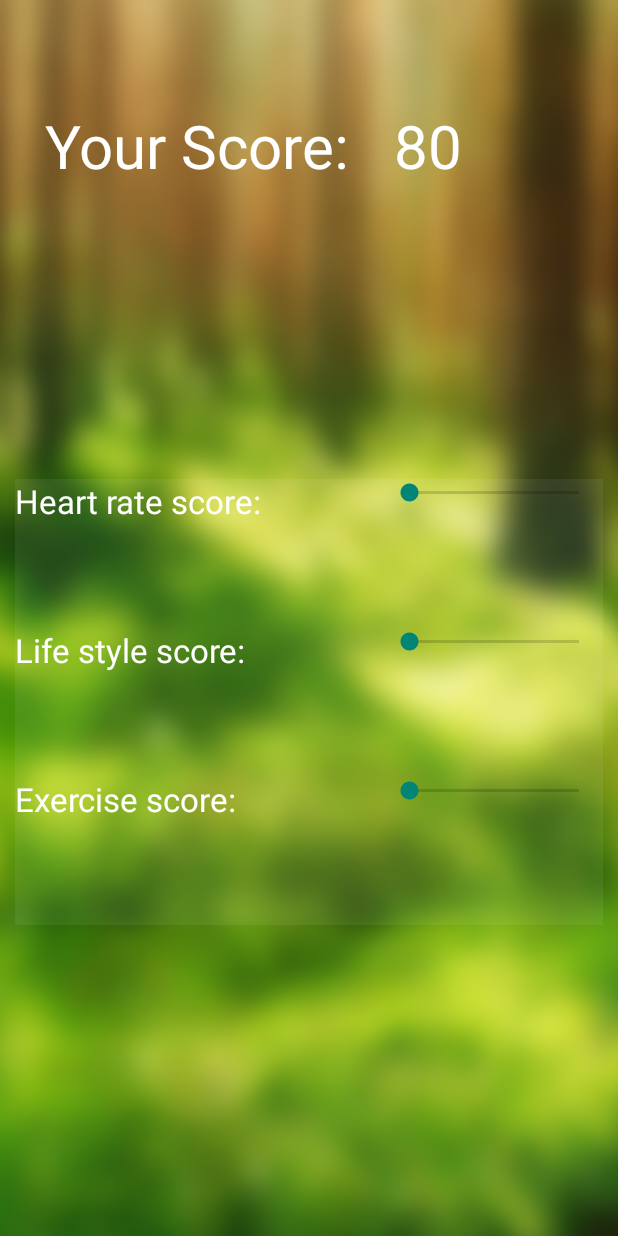
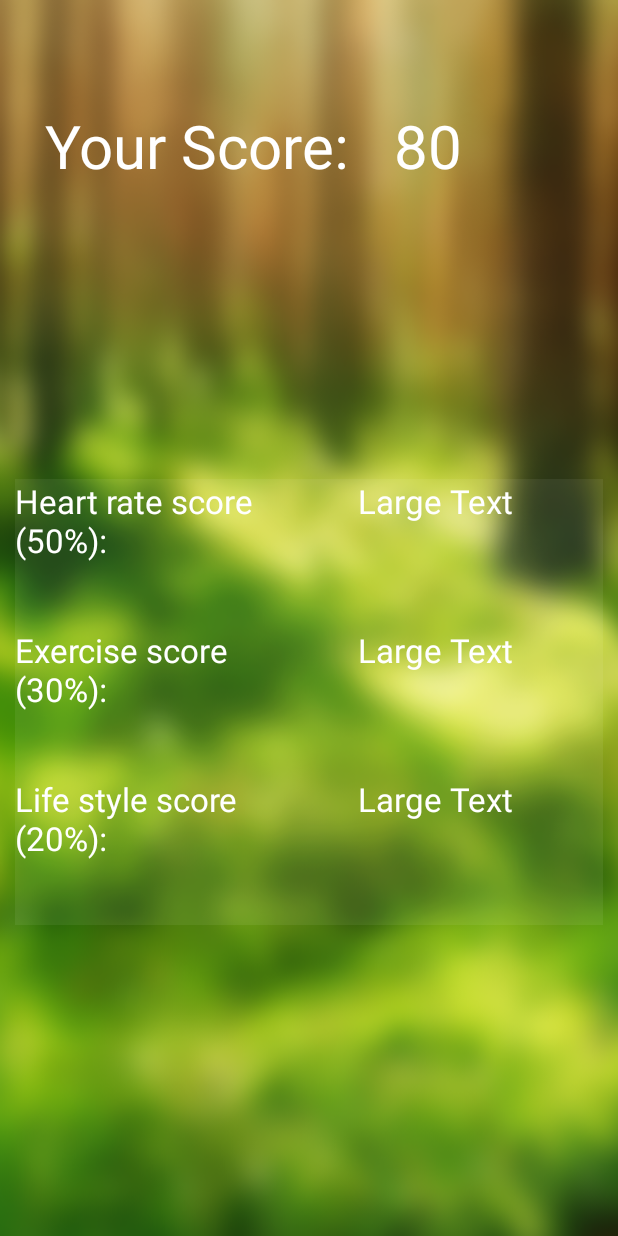
Before and after one commit to aahung/IntoHeart, an Android app: the layout marking.xml on its own in the app's theme, with its tools: preview values and no code run, on a phone screen of 412 x 824 dp. Run offline under Robolectric (Android 15) with nearby library versions, the phone set to English and light mode, and no system bars.

Commit message:
1.修改AndroidManifest 获取电话权限和注册MarkingActivity 2.修改marking layout 3.修改RankingActivity 插入button click链接至marking

```diff
--- a/IntoHeart/app/src/main/AndroidManifest.xml
+++ b/IntoHeart/app/src/main/AndroidManifest.xml
@@ -33,6 +33,9 @@
         </activity>
 
         <activity android:name=".MainActivity"></activity>
+        <activity android:name=".MarkingActivity"></activity>
+
+        <uses-permission  android:name="android.permission.CALL_PHONE" />
 
         <service
             android:name=".BLE.BluetoothLeService"
--- a/IntoHeart/app/src/main/java/ee3316/intoheart/RankingFragment.java
+++ b/IntoHeart/app/src/main/java/ee3316/intoheart/RankingFragment.java
@@ -66,7 +66,18 @@ public class RankingFragment extends Fragment {
         View rootView = inflater.inflate(R.layout.fragment_ranking, container, false);
         setHasOptionsMenu(true);
         connector = new Connector();
-        ButterKnife.inject(this, rootView);
+
+        ButterKnife.inject(this,rootView);
+        Button btn=(Button)rootView.findViewById(R.id.see_detail);
+        btn.setOnClickListener(new View.OnClickListener() {
+            @Override
+            public void onClick(View v) {
+                Intent intent=new Intent();
+                intent.setClass(getActivity().getApplicationContext(),MarkingActivity.class);
+                getActivity().startActivity(intent);
+            }
+        });
+
         userStore = new UserStore(getActivity());
         getRank();
         getRequest();
--- a/IntoHeart/app/src/main/res/layout/marking.xml
+++ b/IntoHeart/app/src/main/res/layout/marking.xml
@@ -32,7 +32,7 @@
                 android:layout_height="wrap_content"
                 android:textAppearance="?android:attr/textAppearanceLarge"
                 android:text="80"
-                android:id="@+id/textView15"
+                android:id="@+id/total_score"
                 android:layout_marginTop="70dp"
                 android:textColor="#ffffff"
                 android:textSize="40dp"
@@ -66,16 +66,21 @@
                         android:layout_width="150dp"
                         android:layout_height="wrap_content"
                         android:textAppearance="?android:attr/textAppearanceLarge"
-                        android:text="Heart rate score:"
+                        android:text="Heart rate score (50%):"
                         android:id="@+id/textView8"
                         android:textColor="#ffffff"
                         android:layout_weight="1" />
 
-                    <SeekBar
+                    <TextView
                         android:layout_width="wrap_content"
                         android:layout_height="wrap_content"
-                        android:id="@+id/seekBar"
-                        android:layout_weight="1" />
+                        android:textAppearance="?android:attr/textAppearanceLarge"
+                        android:text="Large Text"
+                        android:id="@+id/heart_rate_score"
+                        android:layout_weight="1"
+                        android:textColor="#ffffff"
+                        android:layout_marginLeft="20dp" />
+
                 </LinearLayout>
 
                 <LinearLayout
@@ -88,16 +93,21 @@
                         android:layout_width="150dp"
                         android:layout_height="wrap_content"
                         android:textAppearance="?android:attr/textAppearanceLarge"
-                        android:text="Life style score:"
-                        android:id="@+id/textView9"
+                        android:text="Exercise score (30%):"
+                        android:id="@+id/textView11"
                         android:textColor="#ffffff"
                         android:layout_weight="1" />
 
-                    <SeekBar
+                    <TextView
                         android:layout_width="wrap_content"
                         android:layout_height="wrap_content"
-                        android:id="@+id/seekBar2"
-                        android:layout_weight="1" />
+                        android:textAppearance="?android:attr/textAppearanceLarge"
+                        android:text="Large Text"
+                        android:id="@+id/exercise_score"
+                        android:layout_weight="1"
+                        android:textColor="#ffffff"
+                        android:layout_marginLeft="20dp" />
+
                 </LinearLayout>
 
                 <LinearLayout
@@ -110,17 +120,23 @@
                         android:layout_width="150dp"
                         android:layout_height="wrap_content"
                         android:textAppearance="?android:attr/textAppearanceLarge"
-                        android:text="Exercise score:"
-                        android:id="@+id/textView11"
+                        android:text="Life style score (20%):"
+                        android:id="@+id/textView9"
                         android:textColor="#ffffff"
                         android:layout_weight="1" />
 
-                    <SeekBar
+                    <TextView
                         android:layout_width="wrap_content"
                         android:layout_height="wrap_content"
-                        android:id="@+id/seekBar3"
-                        android:layout_weight="1" />
+                        android:textAppearance="?android:attr/textAppearanceLarge"
+                        android:text="Large Text"
+                        android:id="@+id/life_style_score"
+                        android:layout_weight="1"
+                        android:textColor="#ffffff"
+                        android:layout_marginLeft="20dp" />
+
                 </LinearLayout>
+
             </LinearLayout>
         </FrameLayout>
     </LinearLayout>
```
